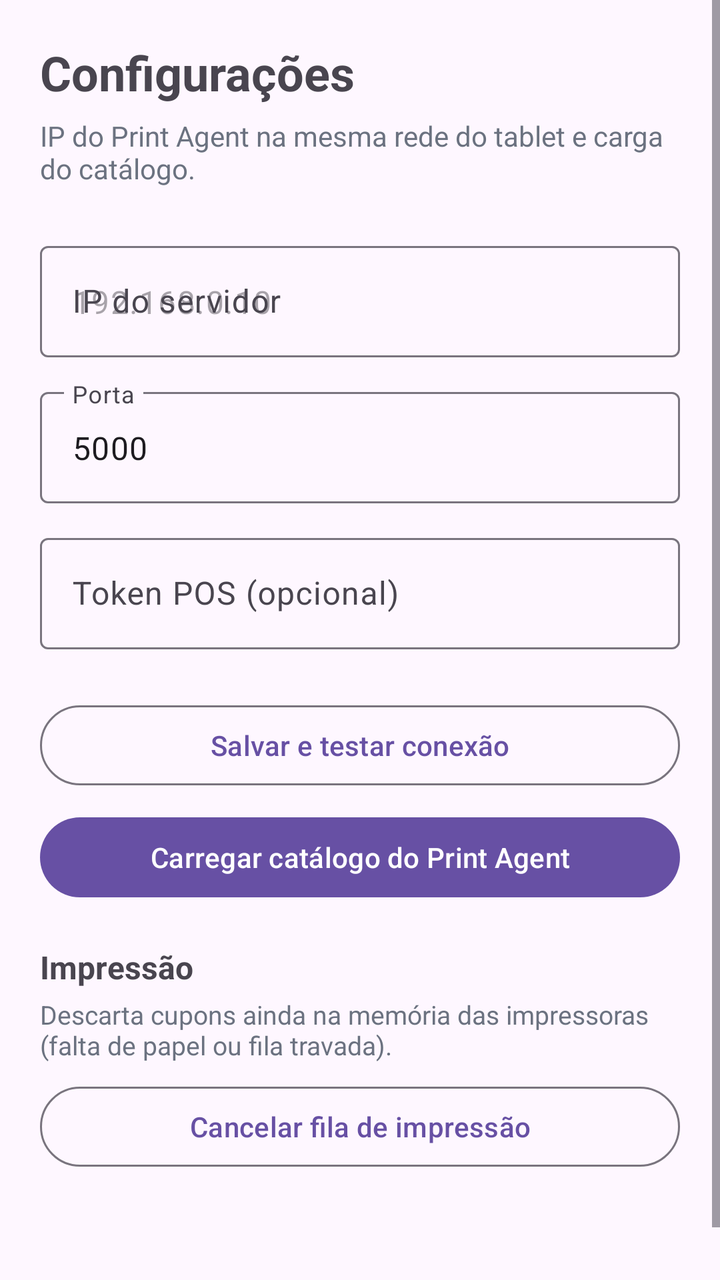
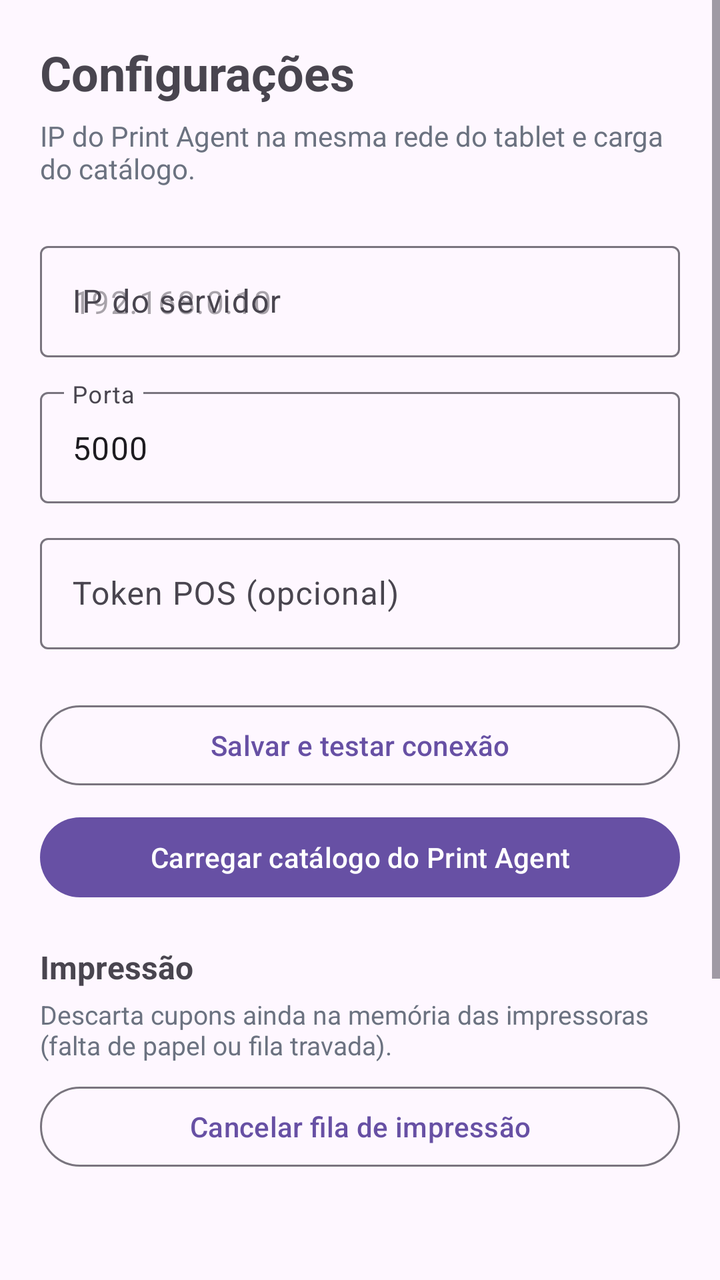

The first picture is an Android layout as it rendered before a commit; the second is the same layout after the commit. The layout source and the unified diff follow.
<!-- AndroidManifest.xml: application theme Theme.POSCompuchat -->
<!-- res/layout/activity_config.xml -->
<?xml version="1.0" encoding="utf-8"?>
<ScrollView xmlns:android="http://schemas.android.com/apk/res/android"
    android:layout_width="match_parent"
    android:layout_height="match_parent"
    android:fillViewport="true">

<LinearLayout
    android:layout_width="match_parent"
    android:layout_height="wrap_content"
    android:orientation="vertical"
    android:padding="20dp">

    <ImageButton
        android:id="@+id/btnBack"
        android:layout_width="44dp"
        android:layout_height="44dp"
        android:background="?attr/selectableItemBackgroundBorderless"
        android:contentDescription="Voltar"
        android:src="@drawable/ic_voltar"
        android:visibility="gone" />

    <TextView
        android:layout_width="match_parent"
        android:layout_height="wrap_content"
        android:text="Configurações"
        android:textSize="24sp"
        android:textStyle="bold" />

    <TextView
        android:id="@+id/txtConfigHint"
        android:layout_width="match_parent"
        android:layout_height="wrap_content"
        android:layout_marginTop="6dp"
        android:text="IP do Print Agent na mesma rede do tablet e carga do catálogo."
        android:textColor="#6B7280"
        android:textSize="14sp" />

    <com.google.android.material.textfield.TextInputLayout
        android:layout_width="match_parent"
        android:layout_height="wrap_content"
        android:layout_marginTop="24dp"
        android:hint="IP do servidor">

        <com.google.android.material.textfield.TextInputEditText
            android:id="@+id/inputIp"
            android:layout_width="match_parent"
            android:layout_height="wrap_content"
            android:hint="192.168.0.10"
            android:imeOptions="actionNext"
            android:inputType="textUri"
            android:singleLine="true" />
    </com.google.android.material.textfield.TextInputLayout>

    <com.google.android.material.textfield.TextInputLayout
        android:layout_width="match_parent"
        android:layout_height="wrap_content"
        android:layout_marginTop="12dp"
        android:hint="Porta">

        <com.google.android.material.textfield.TextInputEditText
            android:id="@+id/inputPort"
            android:layout_width="match_parent"
            android:layout_height="wrap_content"
            android:inputType="number"
            android:maxLength="5"
            android:text="5000" />
    </com.google.android.material.textfield.TextInputLayout>

    <com.google.android.material.textfield.TextInputLayout
        android:layout_width="match_parent"
        android:layout_height="wrap_content"
        android:layout_marginTop="12dp"
        android:hint="Token POS (opcional)">

        <com.google.android.material.textfield.TextInputEditText
            android:id="@+id/inputToken"
            android:layout_width="match_parent"
            android:layout_height="wrap_content"
            android:inputType="textPassword" />
    </com.google.android.material.textfield.TextInputLayout>

    <com.google.android.material.button.MaterialButton
        android:id="@+id/btnSave"
        style="@style/Widget.Material3.Button.OutlinedButton"
        android:layout_width="match_parent"
        android:layout_height="wrap_content"
        android:layout_marginTop="24dp"
        android:text="Salvar e testar conexão" />

    <com.google.android.material.button.MaterialButton
        android:id="@+id/btnCatalog"
        android:layout_width="match_parent"
        android:layout_height="wrap_content"
        android:layout_marginTop="8dp"
        android:text="Carregar catálogo do Print Agent" />

    <TextView
        android:layout_width="match_parent"
        android:layout_height="wrap_content"
        android:layout_marginTop="20dp"
        android:text="Impressão"
        android:textSize="16sp"
        android:textStyle="bold" />

    <TextView
        android:layout_width="match_parent"
        android:layout_height="wrap_content"
        android:layout_marginTop="4dp"
        android:text="Descarta cupons ainda na memória das impressoras (falta de papel ou fila travada)."
        android:textColor="#6B7280"
        android:textSize="13sp" />

    <com.google.android.material.button.MaterialButton
        android:id="@+id/btnCancelFila"
        style="@style/Widget.Material3.Button.OutlinedButton"
        android:layout_width="match_parent"
        android:layout_height="wrap_content"
        android:layout_marginTop="8dp"
        android:text="Cancelar fila de impressão" />

    <TextView
        android:id="@+id/txtStatus"
        android:layout_width="match_parent"
        android:layout_height="wrap_content"
        android:layout_marginTop="12dp"
        android:textColor="#374151"
        android:textSize="14sp" />

    <View
        android:layout_width="match_parent"
        android:layout_height="1dp"
        android:layout_marginTop="28dp"
        android:background="#E5E7EB" />

    <TextView
        android:id="@+id/txtLoggedUser"
        android:layout_width="match_parent"
        android:layout_height="wrap_content"
        android:layout_marginTop="16dp"
        android:textColor="#6B7280"
        android:textSize="14sp"
        android:visibility="gone" />

    <com.google.android.material.button.MaterialButton
        android:id="@+id/btnLogout"
        style="@style/Widget.Material3.Button.OutlinedButton"
        android:layout_width="match_parent"
        android:layout_height="wrap_content"
        android:layout_marginTop="8dp"
        android:text="Sair da conta"
        android:visibility="gone" />
</LinearLayout>
</ScrollView>
<!-- resources referenced by this layout -->
<resources>
  <!-- drawable ic_voltar (drawable) -->
  <?xml version="1.0" encoding="utf-8"?>
  <vector xmlns:android="http://schemas.android.com/apk/res/android"
      android:width="24dp"
      android:height="24dp"
      android:viewportWidth="24"
      android:viewportHeight="24">
      <path
          android:fillColor="#00000000"
          android:pathData="M15,5 L8,12 L15,19"
          android:strokeWidth="2"
          android:strokeColor="#111827"
          android:strokeLineCap="round"
          android:strokeLineJoin="round" />
  </vector>
  <style name="Theme.POSCompuchat" parent="Base.Theme.POSCompuchat" />
  <style name="Base.Theme.POSCompuchat" parent="Theme.Material3.DayNight.NoActionBar">
          <item name="android:statusBarColor">@android:color/transparent</item>
          <item name="android:navigationBarColor">@android:color/transparent</item>
          <item name="android:windowLightStatusBar">true</item>
      </style>
</resources>

<!-- the commit's change to res/layout/activity_config.xml (unified diff, before → after) -->
@@ -126,6 +126,38 @@
         android:textColor="#374151"
         android:textSize="14sp" />
 
+    <TextView
+        android:layout_width="match_parent"
+        android:layout_height="wrap_content"
+        android:layout_marginTop="28dp"
+        android:text="Aplicativo"
+        android:textSize="16sp"
+        android:textStyle="bold" />
+
+    <TextView
+        android:layout_width="match_parent"
+        android:layout_height="wrap_content"
+        android:layout_marginTop="4dp"
+        android:text="Consulta a versão publicada e instala se houver uma nova."
+        android:textColor="#6B7280"
+        android:textSize="13sp" />
+
+    <com.google.android.material.button.MaterialButton
+        android:id="@+id/btnAtualizarApp"
+        style="@style/Widget.Material3.Button.OutlinedButton"
+        android:layout_width="match_parent"
+        android:layout_height="wrap_content"
+        android:layout_marginTop="8dp"
+        android:text="Atualizar aplicativo" />
+
+    <TextView
+        android:id="@+id/txtAtualizacaoApp"
+        android:layout_width="match_parent"
+        android:layout_height="wrap_content"
+        android:layout_marginTop="8dp"
+        android:textColor="#374151"
+        android:textSize="14sp" />
+
     <View
         android:layout_width="match_parent"
         android:layout_height="1dp"
